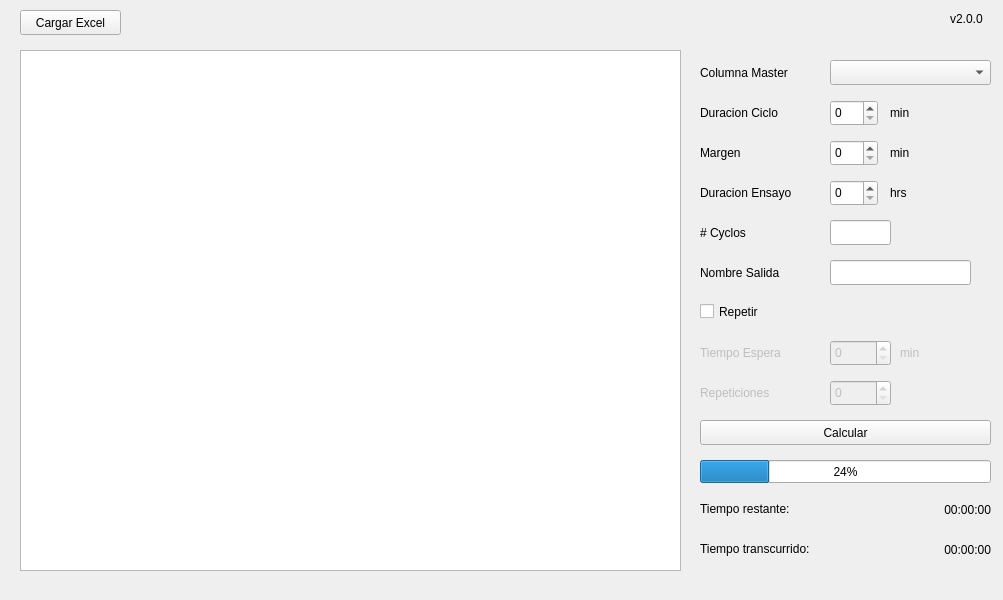
First picture: the form in views/ensayator.ui, repository roomm/ensayator, before the edit.
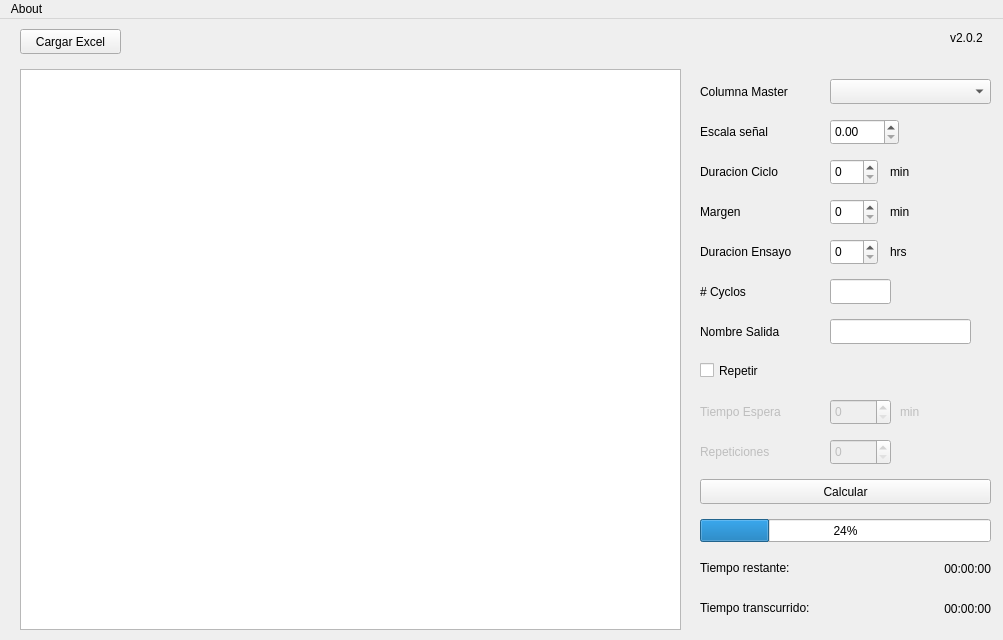
Second picture: the form after the edit.

Commit message: added scale input and catched all exceptions in calculation

Patch:
```diff
--- a/views/ensayator.ui
+++ b/views/ensayator.ui
@@ -7,19 +7,19 @@
     <x>0</x>
     <y>0</y>
     <width>1003</width>
-    <height>600</height>
+    <height>640</height>
    </rect>
   </property>
   <property name="minimumSize">
    <size>
     <width>1003</width>
-    <height>600</height>
+    <height>640</height>
    </size>
   </property>
   <property name="maximumSize">
    <size>
     <width>1003</width>
-    <height>600</height>
+    <height>640</height>
    </size>
   </property>
   <property name="windowTitle">
@@ -58,7 +58,7 @@
       <x>20</x>
       <y>50</y>
       <width>661</width>
-      <height>521</height>
+      <height>561</height>
      </rect>
     </property>
    </widget>
@@ -89,7 +89,7 @@
     <property name="geometry">
      <rect>
       <x>700</x>
-      <y>100</y>
+      <y>140</y>
       <width>121</width>
       <height>25</height>
      </rect>
@@ -102,7 +102,7 @@
     <property name="geometry">
      <rect>
       <x>700</x>
-      <y>140</y>
+      <y>180</y>
       <width>121</width>
       <height>25</height>
      </rect>
@@ -115,7 +115,7 @@
     <property name="geometry">
      <rect>
       <x>700</x>
-      <y>420</y>
+      <y>460</y>
       <width>291</width>
       <height>25</height>
      </rect>
@@ -128,7 +128,7 @@
     <property name="geometry">
      <rect>
       <x>700</x>
-      <y>460</y>
+      <y>500</y>
       <width>291</width>
       <height>23</height>
      </rect>
@@ -141,7 +141,7 @@
     <property name="geometry">
      <rect>
       <x>700</x>
-      <y>180</y>
+      <y>220</y>
       <width>121</width>
       <height>25</height>
      </rect>
@@ -154,7 +154,7 @@
     <property name="geometry">
      <rect>
       <x>830</x>
-      <y>100</y>
+      <y>140</y>
       <width>48</width>
       <height>26</height>
      </rect>
@@ -164,7 +164,7 @@
     <property name="geometry">
      <rect>
       <x>830</x>
-      <y>140</y>
+      <y>180</y>
       <width>48</width>
       <height>26</height>
      </rect>
@@ -174,7 +174,7 @@
     <property name="geometry">
      <rect>
       <x>830</x>
-      <y>260</y>
+      <y>300</y>
       <width>141</width>
       <height>25</height>
      </rect>
@@ -184,7 +184,7 @@
     <property name="geometry">
      <rect>
       <x>700</x>
-      <y>260</y>
+      <y>300</y>
       <width>121</width>
       <height>25</height>
      </rect>
@@ -197,7 +197,7 @@
     <property name="geometry">
      <rect>
       <x>910</x>
-      <y>500</y>
+      <y>540</y>
       <width>81</width>
       <height>20</height>
      </rect>
@@ -213,7 +213,7 @@
     <property name="geometry">
      <rect>
       <x>700</x>
-      <y>500</y>
+      <y>540</y>
       <width>171</width>
       <height>17</height>
      </rect>
@@ -226,7 +226,7 @@
     <property name="geometry">
      <rect>
       <x>910</x>
-      <y>540</y>
+      <y>580</y>
       <width>81</width>
       <height>20</height>
      </rect>
@@ -242,7 +242,7 @@
     <property name="geometry">
      <rect>
       <x>700</x>
-      <y>540</y>
+      <y>580</y>
       <width>171</width>
       <height>17</height>
      </rect>
@@ -261,14 +261,14 @@
      </rect>
     </property>
     <property name="text">
-     <string>v2.0.0</string>
+     <string>v2.0.2</string>
     </property>
    </widget>
    <widget class="QSpinBox" name="sbTotalEnsay">
     <property name="geometry">
      <rect>
       <x>830</x>
-      <y>180</y>
+      <y>220</y>
       <width>48</width>
       <height>26</height>
      </rect>
@@ -278,7 +278,7 @@
     <property name="geometry">
      <rect>
       <x>890</x>
-      <y>100</y>
+      <y>140</y>
       <width>61</width>
       <height>25</height>
      </rect>
@@ -291,7 +291,7 @@
     <property name="geometry">
      <rect>
       <x>890</x>
-      <y>140</y>
+      <y>180</y>
       <width>61</width>
       <height>25</height>
      </rect>
@@ -304,7 +304,7 @@
     <property name="geometry">
      <rect>
       <x>890</x>
-      <y>180</y>
+      <y>220</y>
       <width>61</width>
       <height>25</height>
      </rect>
@@ -317,7 +317,7 @@
     <property name="geometry">
      <rect>
       <x>700</x>
-      <y>220</y>
+      <y>260</y>
       <width>121</width>
       <height>25</height>
      </rect>
@@ -330,7 +330,7 @@
     <property name="geometry">
      <rect>
       <x>830</x>
-      <y>220</y>
+      <y>260</y>
       <width>61</width>
       <height>25</height>
      </rect>
@@ -340,7 +340,7 @@
     <property name="geometry">
      <rect>
       <x>700</x>
-      <y>300</y>
+      <y>340</y>
       <width>92</width>
       <height>23</height>
      </rect>
@@ -356,7 +356,7 @@
     <property name="geometry">
      <rect>
       <x>830</x>
-      <y>340</y>
+      <y>380</y>
       <width>61</width>
       <height>26</height>
      </rect>
@@ -372,7 +372,7 @@
     <property name="geometry">
      <rect>
       <x>900</x>
-      <y>340</y>
+      <y>380</y>
       <width>61</width>
       <height>25</height>
      </rect>
@@ -388,7 +388,7 @@
     <property name="geometry">
      <rect>
       <x>700</x>
-      <y>340</y>
+      <y>380</y>
       <width>121</width>
       <height>25</height>
      </rect>
@@ -404,7 +404,7 @@
     <property name="geometry">
      <rect>
       <x>700</x>
-      <y>380</y>
+      <y>420</y>
       <width>121</width>
       <height>25</height>
      </rect>
@@ -420,12 +420,38 @@
     <property name="geometry">
      <rect>
       <x>830</x>
-      <y>380</y>
+      <y>420</y>
       <width>61</width>
       <height>26</height>
      </rect>
     </property>
    </widget>
+   <widget class="QLabel" name="label_12">
+    <property name="geometry">
+     <rect>
+      <x>700</x>
+      <y>100</y>
+      <width>121</width>
+      <height>25</height>
+     </rect>
+    </property>
+    <property name="text">
+     <string>Escala señal</string>
+    </property>
+   </widget>
+   <widget class="QDoubleSpinBox" name="sbScale">
+    <property name="geometry">
+     <rect>
+      <x>830</x>
+      <y>100</y>
+      <width>69</width>
+      <height>26</height>
+     </rect>
+    </property>
+    <property name="maximum">
+     <double>99999.990000000005239</double>
+    </property>
+   </widget>
   </widget>
   <widget class="QMenuBar" name="menubar">
    <property name="geometry">
@@ -436,6 +462,13 @@
      <height>22</height>
     </rect>
    </property>
+   <widget class="QMenu" name="menuAbout">
+    <property name="title">
+     <string>About</string>
+    </property>
+    <addaction name="actionCreator"/>
+   </widget>
+   <addaction name="menuAbout"/>
   </widget>
  </widget>
  <tabstops>
```
Left out of the diff: 10 changed lines with no effect on the pictures. The commit also changes 5 other files.
